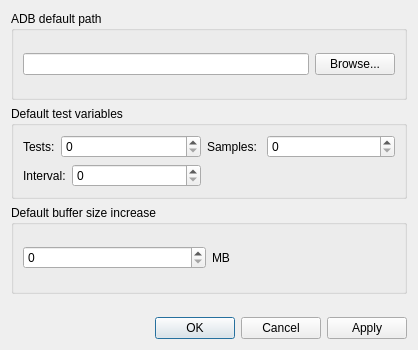
Qt form KPIHelper/prefsdialog.ui (EdsilvaEps/EasyKPI) before a commit.
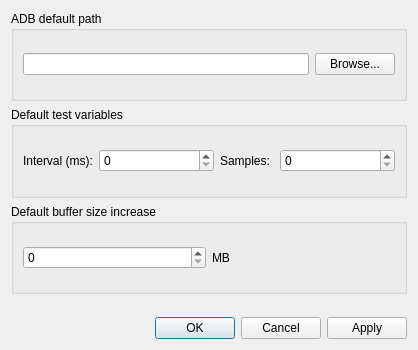
The same form after that commit.

Commit message: removed multiple tests functionality - TEST PENDING

```diff
--- a/KPIHelper/prefsdialog.ui
+++ b/KPIHelper/prefsdialog.ui
@@ -38,15 +38,15 @@
      <property name="title">
       <string>Default test variables</string>
      </property>
-     <layout class="QGridLayout" name="gridLayout">
-      <item row="0" column="0">
-       <widget class="QLabel" name="label">
+     <layout class="QHBoxLayout" name="horizontalLayout_4">
+      <item>
+       <widget class="QLabel" name="label_2">
         <property name="text">
-         <string>Tests:</string>
+         <string>Interval (ms):</string>
         </property>
        </widget>
       </item>
-      <item row="1" column="2">
+      <item>
        <widget class="QSpinBox" name="intervalTime">
         <property name="sizePolicy">
          <sizepolicy hsizetype="Expanding" vsizetype="Fixed">
@@ -62,40 +62,26 @@
         </property>
        </widget>
       </item>
-      <item row="0" column="4">
-       <widget class="QSpinBox" name="samplesAmount">
-        <property name="sizePolicy">
-         <sizepolicy hsizetype="Expanding" vsizetype="Fixed">
-          <horstretch>0</horstretch>
-          <verstretch>0</verstretch>
-         </sizepolicy>
-        </property>
-        <property name="maximum">
-         <number>100</number>
-        </property>
-       </widget>
-      </item>
-      <item row="0" column="1" colspan="2">
-       <widget class="QSpinBox" name="testsAmount">
-        <property name="maximum">
-         <number>100</number>
-        </property>
-       </widget>
-      </item>
-      <item row="1" column="0" colspan="2">
-       <widget class="QLabel" name="label_2">
-        <property name="text">
-         <string>Interval:</string>
-        </property>
-       </widget>
-      </item>
-      <item row="0" column="3">
+      <item>
        <widget class="QLabel" name="label_3">
         <property name="text">
          <string>Samples: </string>
         </property>
        </widget>
       </item>
+      <item>
+       <widget class="QSpinBox" name="samplesAmount">
+        <property name="sizePolicy">
+         <sizepolicy hsizetype="Expanding" vsizetype="Fixed">
+          <horstretch>0</horstretch>
+          <verstretch>0</verstretch>
+         </sizepolicy>
+        </property>
+        <property name="maximum">
+         <number>100</number>
+        </property>
+       </widget>
+      </item>
      </layout>
     </widget>
    </item>
```
The commit also changes 7 other files.
